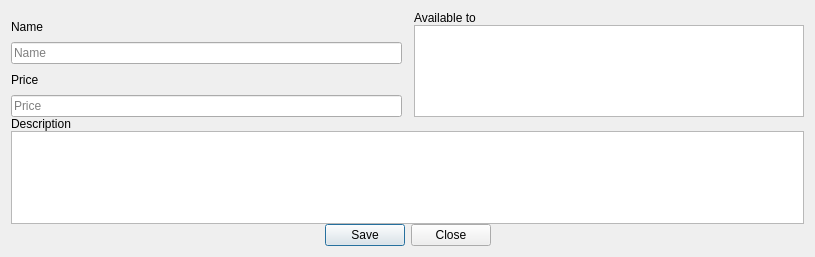
Old version of the form ui/NewPrice.ui in the repository MakeICT/event-creator.
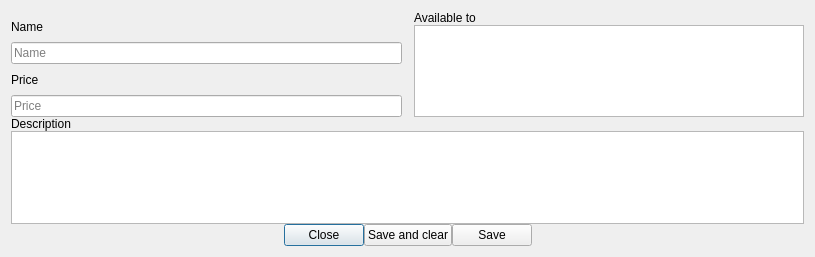
New version of the form.

Commit message: Make price summary widget edit button work

Diff of the .ui file:
```diff
--- a/ui/NewPrice.ui
+++ b/ui/NewPrice.ui
@@ -105,14 +105,55 @@
     </widget>
    </item>
    <item>
-    <widget class="QDialogButtonBox" name="buttonBox">
-     <property name="standardButtons">
-      <set>QDialogButtonBox::Close|QDialogButtonBox::Save</set>
-     </property>
-     <property name="centerButtons">
-      <bool>true</bool>
-     </property>
-    </widget>
+    <layout class="QHBoxLayout" name="horizontalLayout_2">
+     <item>
+      <spacer name="horizontalSpacer">
+       <property name="orientation">
+        <enum>Qt::Horizontal</enum>
+       </property>
+       <property name="sizeHint" stdset="0">
+        <size>
+         <width>40</width>
+         <height>20</height>
+        </size>
+       </property>
+      </spacer>
+     </item>
+     <item>
+      <widget class="QPushButton" name="closeButton">
+       <property name="text">
+        <string>Close</string>
+       </property>
+      </widget>
+     </item>
+     <item>
+      <widget class="QPushButton" name="saveAndClearButton">
+       <property name="text">
+        <string>Save and clear</string>
+       </property>
+      </widget>
+     </item>
+     <item>
+      <widget class="QPushButton" name="saveButton">
+       <property name="text">
+        <string>Save</string>
+       </property>
+      </widget>
+     </item>
+     <item>
+      <spacer name="horizontalSpacer_2">
+       <property name="orientation">
+        <enum>Qt::Horizontal</enum>
+       </property>
+       <property name="sizeHint" stdset="0">
+        <size>
+         <width>40</width>
+         <height>20</height>
+        </size>
+       </property>
+      </spacer>
+     </item>
+    </layout>
    </item>
   </layout>
  </widget>
```
Left out of the diff: 1 changed line with no effect on the pictures. The commit also changes 1 other file.
